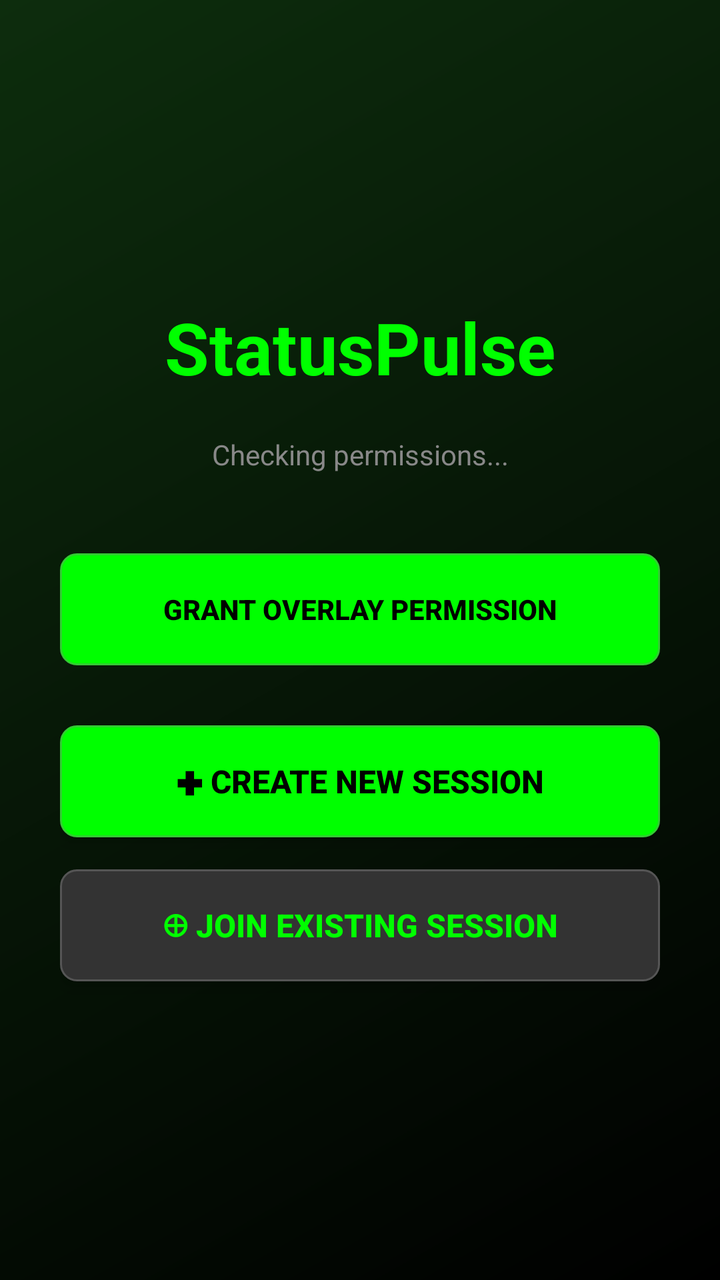
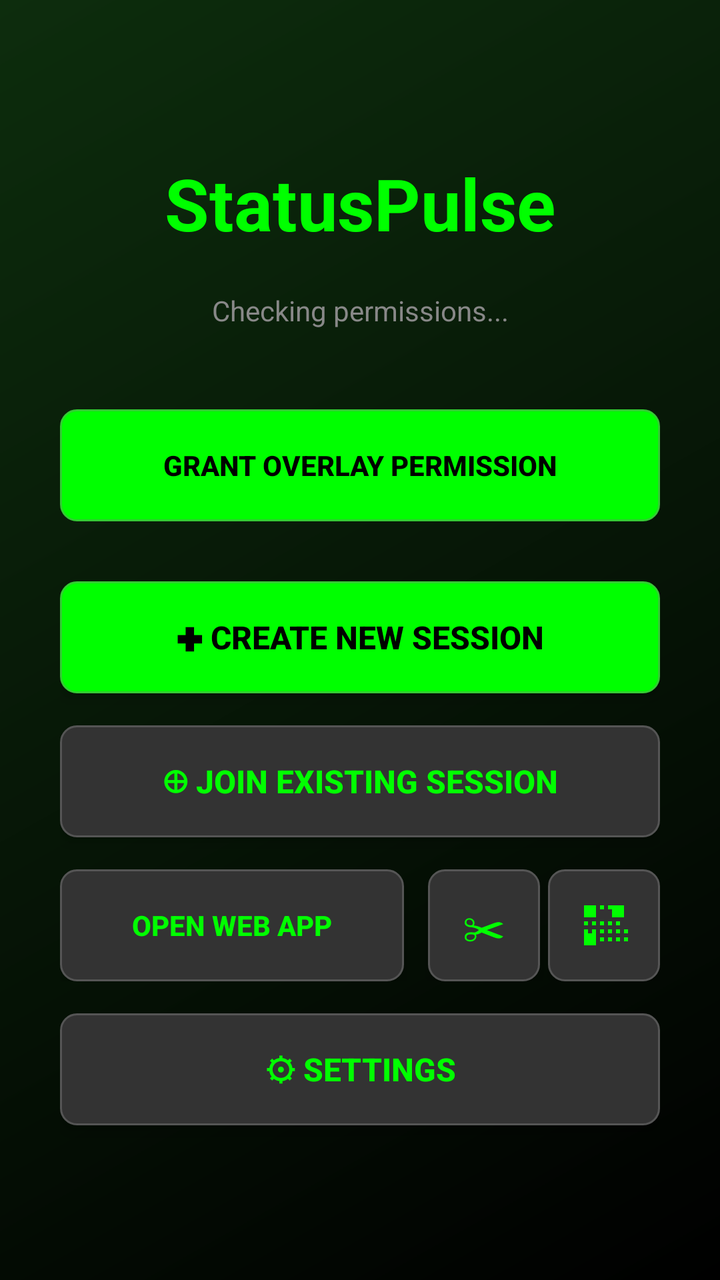

Two renders of the same Android screen: before a commit and after it. Below are the layout's source before the change and the commit's diff.
<!-- AndroidManifest.xml: activity theme Theme.SignalLights -->
<!-- res/layout/activity_main.xml -->
<?xml version="1.0" encoding="utf-8"?>
<LinearLayout xmlns:android="http://schemas.android.com/apk/res/android"
    android:layout_width="match_parent"
    android:layout_height="match_parent"
    android:orientation="vertical"
    android:background="@drawable/gradient_background">

    
    <LinearLayout
        android:layout_width="match_parent"
        android:layout_height="0dp"
        android:layout_weight="1"
        android:orientation="vertical"
        android:gravity="center"
        android:padding="30dp">

        <TextView
            android:layout_width="wrap_content"
            android:layout_height="wrap_content"
            android:text="StatusPulse"
            android:textSize="36sp"
            android:textStyle="bold"
            android:textColor="#00ff00"
            android:layout_marginBottom="20dp" />

        <TextView
            android:id="@+id/statusText"
            android:layout_width="match_parent"
            android:layout_height="wrap_content"
            android:text="Checking permissions..."
            android:textSize="14sp"
            android:textColor="#888888"
            android:layout_marginBottom="40dp"
            android:gravity="center" />

        <Button
            android:id="@+id/checkPermButton"
            android:layout_width="match_parent"
            android:layout_height="56dp"
            android:text="Grant Overlay Permission"
            android:textSize="14sp"
            android:textStyle="bold"
            android:background="@drawable/button_primary"
            android:textColor="#000000"
            android:layout_marginBottom="30dp"
            android:stateListAnimator="@null" />

        <Button
            android:id="@+id/createSessionBtn"
            android:layout_width="match_parent"
            android:layout_height="56dp"
            android:text="✚ Create New Session"
            android:textSize="16sp"
            android:textStyle="bold"
            android:background="@drawable/button_primary"
            android:textColor="#000000"
            android:layout_marginBottom="16dp"
            android:stateListAnimator="@null"
            android:elevation="4dp" />

        <Button
            android:id="@+id/joinSessionBtn"
            android:layout_width="match_parent"
            android:layout_height="56dp"
            android:text="⊕ Join Existing Session"
            android:textSize="16sp"
            android:textStyle="bold"
            android:background="@drawable/button_secondary"
            android:textColor="#00ff00"
            android:stateListAnimator="@null"
            android:elevation="4dp" />

    </LinearLayout>

    
    <LinearLayout
        android:id="@+id/controlBar"
        android:layout_width="match_parent"
        android:layout_height="0dp"
        android:layout_weight="0.25"
        android:orientation="horizontal"
        android:visibility="gone"
        android:background="#000000">

        <Button
            android:id="@+id/controlRedBtn"
            android:layout_width="0dp"
            android:layout_height="match_parent"
            android:layout_weight="1"
            android:text="FIX"
            android:textSize="18sp"
            android:textStyle="bold"
            android:textColor="#ffffff"
            android:background="@drawable/control_button_fix"
            android:stateListAnimator="@null" />

        <Button
            android:id="@+id/controlYellowBtn"
            android:layout_width="0dp"
            android:layout_height="match_parent"
            android:layout_weight="1"
            android:text="WARN"
            android:textSize="18sp"
            android:textStyle="bold"
            android:textColor="#ffffff"
            android:background="@drawable/control_button_warn"
            android:stateListAnimator="@null" />

        <Button
            android:id="@+id/controlGreenBtn"
            android:layout_width="0dp"
            android:layout_height="match_parent"
            android:layout_weight="1"
            android:text="CORRECT"
            android:textSize="18sp"
            android:textStyle="bold"
            android:textColor="#ffffff"
            android:background="@drawable/control_button_correct"
            android:stateListAnimator="@null" />

    </LinearLayout>

</LinearLayout>
<!-- resources referenced by this layout -->
<resources>
  <!-- drawable button_primary (drawable) -->
  <?xml version="1.0" encoding="utf-8"?>
  <shape xmlns:android="http://schemas.android.com/apk/res/android"
      android:shape="rectangle">
      <solid android:color="#00ff00" />
      <corners android:radius="8dp" />
      <stroke android:color="#33cc33" android:width="1dp" />
  </shape>
  <!-- drawable button_secondary (drawable) -->
  <?xml version="1.0" encoding="utf-8"?>
  <shape xmlns:android="http://schemas.android.com/apk/res/android"
      android:shape="rectangle">
      <solid android:color="#333333" />
      <corners android:radius="8dp" />
      <stroke android:color="#555555" android:width="1dp" />
  </shape>
  <!-- drawable control_button_correct (drawable) -->
  <?xml version="1.0" encoding="utf-8"?>
  <selector xmlns:android="http://schemas.android.com/apk/res/android">
      <item android:state_pressed="true">
          <shape android:shape="rectangle">
              <solid android:color="#ff28a745" />
              <corners android:radius="8dp" />
              <stroke android:color="#ffffff" android:width="2dp" />
          </shape>
      </item>
      <item>
          <shape android:shape="rectangle">
              <solid android:color="#4d28a745" />
              <corners android:radius="8dp" />
              <stroke android:color="#ffffff" android:width="2dp" />
          </shape>
      </item>
  </selector>
  <!-- drawable control_button_fix (drawable) -->
  <?xml version="1.0" encoding="utf-8"?>
  <selector xmlns:android="http://schemas.android.com/apk/res/android">
      <item android:state_pressed="true">
          <shape android:shape="rectangle">
              <solid android:color="#ffdc3545" />
              <corners android:radius="8dp" />
              <stroke android:color="#ffffff" android:width="2dp" />
          </shape>
      </item>
      <item>
          <shape android:shape="rectangle">
              <solid android:color="#4ddc3545" />
              <corners android:radius="8dp" />
              <stroke android:color="#ffffff" android:width="2dp" />
          </shape>
      </item>
  </selector>
  <!-- drawable control_button_warn (drawable) -->
  <?xml version="1.0" encoding="utf-8"?>
  <selector xmlns:android="http://schemas.android.com/apk/res/android">
      <item android:state_pressed="true">
          <shape android:shape="rectangle">
              <solid android:color="#ffffc107" />
              <corners android:radius="8dp" />
              <stroke android:color="#ffffff" android:width="2dp" />
          </shape>
      </item>
      <item>
          <shape android:shape="rectangle">
              <solid android:color="#4dffc107" />
              <corners android:radius="8dp" />
              <stroke android:color="#ffffff" android:width="2dp" />
          </shape>
      </item>
  </selector>
  <!-- drawable gradient_background (drawable) -->
  <?xml version="1.0" encoding="utf-8"?>
  <shape xmlns:android="http://schemas.android.com/apk/res/android">
      <gradient
          android:type="linear"
          android:angle="135"
          android:startColor="#000000"
          android:endColor="#0d2d0d" />
  </shape>
  <style name="Theme.SignalLights" parent="Theme.AppCompat.Light.NoActionBar">
          <item name="colorPrimary">@color/primary</item>
          <item name="colorPrimaryDark">@color/primary_dark</item>
          <item name="colorAccent">@color/accent</item>
      </style>
  <color name="primary">#FF6200EE</color>
  <color name="primary_dark">#FF3700B3</color>
  <color name="accent">#FF03DAC5</color>
</resources>

<!-- the commit's change to res/layout/activity_main.xml (unified diff, before → after) -->
@@ -59,6 +59,34 @@
             android:elevation="4dp" />
 
         <Button
+            android:id="@+id/rejoinSessionBtn"
+            android:layout_width="match_parent"
+            android:layout_height="56dp"
+            android:text="↺ Rejoin: Last Session"
+            android:textSize="16sp"
+            android:textStyle="bold"
+            android:background="@drawable/button_secondary"
+            android:textColor="#00ff00"
+            android:stateListAnimator="@null"
+            android:elevation="4dp"
+            android:layout_marginBottom="16dp"
+            android:visibility="gone" />
+
+        <Button
+            android:id="@+id/endSessionBtn"
+            android:layout_width="match_parent"
+            android:layout_height="56dp"
+            android:text="⊗ End Session"
+            android:textSize="16sp"
+            android:textStyle="bold"
+            android:background="@drawable/button_secondary"
+            android:textColor="#ff6b6b"
+            android:stateListAnimator="@null"
+            android:elevation="4dp"
+            android:layout_marginBottom="16dp"
+            android:visibility="gone" />
+
+        <Button
             android:id="@+id/joinSessionBtn"
             android:layout_width="match_parent"
             android:layout_height="56dp"
@@ -68,7 +96,68 @@
             android:background="@drawable/button_secondary"
             android:textColor="#00ff00"
             android:stateListAnimator="@null"
-            android:elevation="4dp" />
+            android:elevation="4dp"
+            android:layout_marginBottom="16dp" />
+
+        <LinearLayout
+            android:layout_width="match_parent"
+            android:layout_height="56dp"
+            android:orientation="horizontal"
+            android:gravity="center">
+
+            <Button
+                android:id="@+id/openWebAppBtn"
+                android:layout_width="0dp"
+                android:layout_height="match_parent"
+                android:layout_weight="1"
+                android:text="Open Web App"
+                android:textSize="14sp"
+                android:textStyle="bold"
+                android:background="@drawable/button_secondary"
+                android:textColor="#00ff00"
+                android:layout_marginEnd="8dp"
+                android:stateListAnimator="@null"
+                android:elevation="4dp" />
+
+            <Button
+                android:id="@+id/copyWebAppUrlBtn"
+                android:layout_width="56dp"
+                android:layout_height="match_parent"
+                android:text="✂"
+                android:textSize="20sp"
+                android:background="@drawable/button_secondary"
+                android:textColor="#00ff00"
+                android:stateListAnimator="@null"
+                android:elevation="4dp"
+                android:layout_marginStart="4dp" />
+
+            <ImageButton
+                android:id="@+id/shareWebAppQrBtn"
+                android:layout_width="56dp"
+                android:layout_height="match_parent"
+                android:src="@drawable/ic_qr_code"
+                android:background="@drawable/button_secondary"
+                android:contentDescription="Share QR Code"
+                android:scaleType="centerInside"
+                android:padding="12dp"
+                android:stateListAnimator="@null"
+                android:elevation="4dp"
+                android:layout_marginStart="4dp" />
+
+        </LinearLayout>
+
+        <Button
+            android:id="@+id/settingsBtn"
+            android:layout_width="match_parent"
+            android:layout_height="56dp"
+            android:text="⚙ Settings"
+            android:textSize="16sp"
+            android:textStyle="bold"
+            android:background="@drawable/button_secondary"
+            android:textColor="#00ff00"
+            android:stateListAnimator="@null"
+            android:elevation="4dp"
+            android:layout_marginTop="16dp" />
 
     </LinearLayout>
 
<!-- resource entries referenced after the edit -->
@@ -79,6 +79,7 @@
           android:startColor="#000000"
           android:endColor="#0d2d0d" />
   </shape>
+  <!-- drawable ic_qr_code: vector/xml drawable (drawable, 2400 chars, omitted) -->
   <style name="Theme.SignalLights" parent="Theme.AppCompat.Light.NoActionBar">
           <item name="colorPrimary">@color/primary</item>
           <item name="colorPrimaryDark">@color/primary_dark</item>
